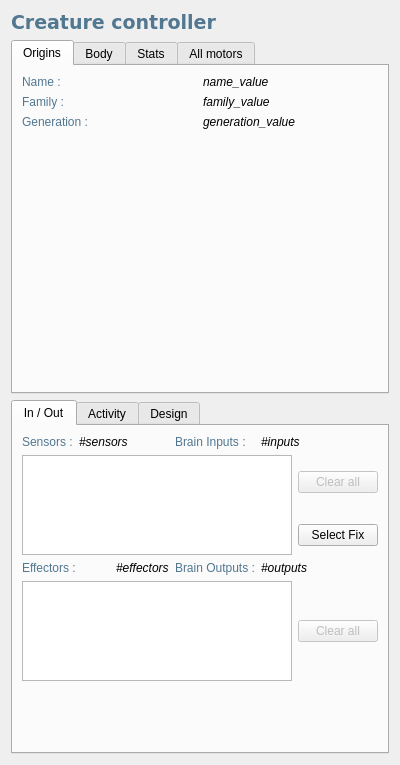
First picture: the form in src/genelab/core/ui/widgets/entities/entitypropertiescontroller.ui, repository GeneCraft/GeneCraft-Project, before the edit.
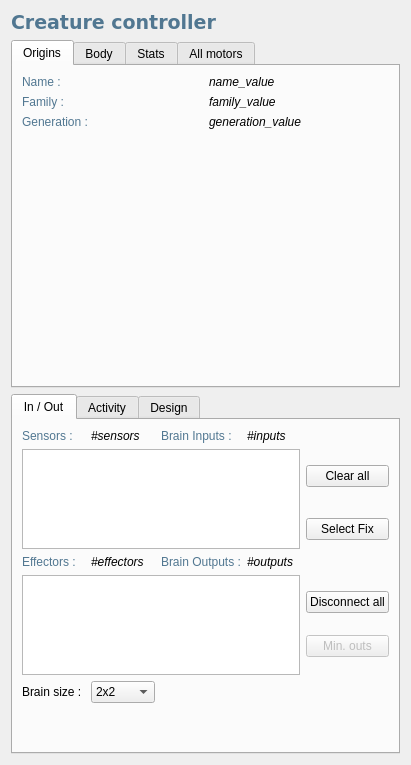
Second picture: the form after the edit. Icons and pictures are not drawn.

Diff of the .ui file:
```diff
--- a/src/genelab/core/ui/widgets/entities/entitypropertiescontroller.ui
+++ b/src/genelab/core/ui/widgets/entities/entitypropertiescontroller.ui
@@ -418,7 +418,7 @@
        <string>In / Out</string>
       </attribute>
       <layout class="QGridLayout" name="gridLayout_3">
-       <item row="0" column="0">
+       <item row="0" column="1">
         <widget class="QLabel" name="label_4">
          <property name="styleSheet">
           <string notr="true">color: rgb(81, 119, 145);</string>
@@ -428,7 +428,7 @@
          </property>
         </widget>
        </item>
-       <item row="0" column="1" colspan="2">
+       <item row="0" column="2">
         <widget class="QLabel" name="lNbrSensors">
          <property name="font">
           <font>
@@ -440,29 +440,7 @@
          </property>
         </widget>
        </item>
-       <item row="0" column="3">
-        <widget class="QLabel" name="label_5">
-         <property name="styleSheet">
-          <string notr="true">color: rgb(81, 119, 145);</string>
-         </property>
-         <property name="text">
-          <string>Brain Inputs : </string>
-         </property>
-        </widget>
-       </item>
-       <item row="0" column="4" colspan="2">
-        <widget class="QLabel" name="lNbrBrainInputs">
-         <property name="font">
-          <font>
-           <italic>true</italic>
-          </font>
-         </property>
-         <property name="text">
-          <string>#inputs</string>
-         </property>
-        </widget>
-       </item>
-       <item row="1" column="0" rowspan="2" colspan="5">
+       <item row="1" column="1" rowspan="2" colspan="5">
         <widget class="QListWidget" name="lwSensors">
          <property name="minimumSize">
           <size>
@@ -472,24 +450,24 @@
          </property>
         </widget>
        </item>
-       <item row="1" column="5">
-        <widget class="QPushButton" name="pushButton">
+       <item row="1" column="6">
+        <widget class="QPushButton" name="pbClearSensors">
          <property name="enabled">
-          <bool>false</bool>
+          <bool>true</bool>
          </property>
          <property name="text">
           <string>Clear all</string>
          </property>
         </widget>
        </item>
-       <item row="2" column="5">
+       <item row="2" column="6">
         <widget class="QPushButton" name="pbSelectFixation">
          <property name="text">
           <string>Select Fix</string>
          </property>
         </widget>
        </item>
-       <item row="3" column="0" colspan="2">
+       <item row="3" column="1">
         <widget class="QLabel" name="label_6">
          <property name="styleSheet">
           <string notr="true">color: rgb(81, 119, 145);</string>
@@ -499,41 +477,7 @@
          </property>
         </widget>
        </item>
-       <item row="3" column="3">
-        <widget class="QLabel" name="label_7">
-         <property name="styleSheet">
-          <string notr="true">color: rgb(81, 119, 145);</string>
-         </property>
-         <property name="text">
-          <string>Brain Outputs :</string>
-         </property>
-        </widget>
-       </item>
-       <item row="3" column="4" colspan="2">
-        <widget class="QLabel" name="lNbrBrainOutputs">
-         <property name="font">
-          <font>
-           <italic>true</italic>
-          </font>
-         </property>
-         <property name="text">
-          <string>#outputs</string>
-         </property>
-        </widget>
-       </item>
-       <item row="3" column="2">
-        <widget class="QLabel" name="lNbrEffectors">
-         <property name="font">
-          <font>
-           <italic>true</italic>
-          </font>
-         </property>
-         <property name="text">
-          <string>#effectors</string>
-         </property>
-        </widget>
-       </item>
-       <item row="4" column="0" colspan="5">
+       <item row="4" column="1" colspan="5">
         <widget class="QListWidget" name="lwEffectors">
          <property name="sizePolicy">
           <sizepolicy hsizetype="Expanding" vsizetype="Fixed">
@@ -549,17 +493,7 @@
          </property>
         </widget>
        </item>
-       <item row="4" column="5">
-        <widget class="QPushButton" name="pushButton_2">
-         <property name="enabled">
-          <bool>false</bool>
-         </property>
-         <property name="text">
-          <string>Clear all</string>
-         </property>
-        </widget>
-       </item>
-       <item row="5" column="0">
+       <item row="11" column="1">
         <spacer name="verticalSpacer_3">
          <property name="orientation">
           <enum>Qt::Vertical</enum>
@@ -572,6 +506,130 @@
          </property>
         </spacer>
        </item>
+       <item row="9" column="1">
+        <widget class="QLabel" name="label_12">
+         <property name="text">
+          <string>Brain size : </string>
+         </property>
+        </widget>
+       </item>
+       <item row="9" column="2">
+        <widget class="QComboBox" name="cbBrainSize">
+         <item>
+          <property name="text">
+           <string>2x2</string>
+          </property>
+         </item>
+         <item>
+          <property name="text">
+           <string>4x4</string>
+          </property>
+         </item>
+         <item>
+          <property name="text">
+           <string>8x8</string>
+          </property>
+         </item>
+         <item>
+          <property name="text">
+           <string>16x16</string>
+          </property>
+         </item>
+         <item>
+          <property name="text">
+           <string>32x32</string>
+          </property>
+         </item>
+         <item>
+          <property name="text">
+           <string>64x64</string>
+          </property>
+         </item>
+        </widget>
+       </item>
+       <item row="3" column="2">
+        <widget class="QLabel" name="lNbrEffectors">
+         <property name="font">
+          <font>
+           <italic>true</italic>
+          </font>
+         </property>
+         <property name="text">
+          <string>#effectors</string>
+         </property>
+        </widget>
+       </item>
+       <item row="0" column="3">
+        <widget class="QLabel" name="label_5">
+         <property name="styleSheet">
+          <string notr="true">color: rgb(81, 119, 145);</string>
+         </property>
+         <property name="text">
+          <string>Brain Inputs : </string>
+         </property>
+        </widget>
+       </item>
+       <item row="3" column="3">
+        <widget class="QLabel" name="label_7">
+         <property name="styleSheet">
+          <string notr="true">color: rgb(81, 119, 145);</string>
+         </property>
+         <property name="text">
+          <string>Brain Outputs :</string>
+         </property>
+        </widget>
+       </item>
+       <item row="0" column="4">
+        <widget class="QLabel" name="lNbrBrainInputs">
+         <property name="font">
+          <font>
+           <italic>true</italic>
+          </font>
+         </property>
+         <property name="text">
+          <string>#inputs</string>
+         </property>
+        </widget>
+       </item>
+       <item row="3" column="4">
+        <widget class="QLabel" name="lNbrBrainOutputs">
+         <property name="font">
+          <font>
+           <italic>true</italic>
+          </font>
+         </property>
+         <property name="text">
+          <string>#outputs</string>
+         </property>
+        </widget>
+       </item>
+       <item row="4" column="6">
+        <layout class="QVBoxLayout" name="verticalLayout_4">
+         <property name="sizeConstraint">
+          <enum>QLayout::SetMinimumSize</enum>
+         </property>
+         <item>
+          <widget class="QPushButton" name="pbClearEffectors">
+           <property name="enabled">
+            <bool>true</bool>
+           </property>
+           <property name="text">
+            <string>Disconnect all</string>
+           </property>
+          </widget>
+         </item>
+         <item>
+          <widget class="QPushButton" name="pbMinimalOuts">
+           <property name="enabled">
+            <bool>false</bool>
+           </property>
+           <property name="text">
+            <string>Min. outs</string>
+           </property>
+          </widget>
+         </item>
+        </layout>
+       </item>
       </layout>
      </widget>
      <widget class="QWidget" name="tabBrain">
```
